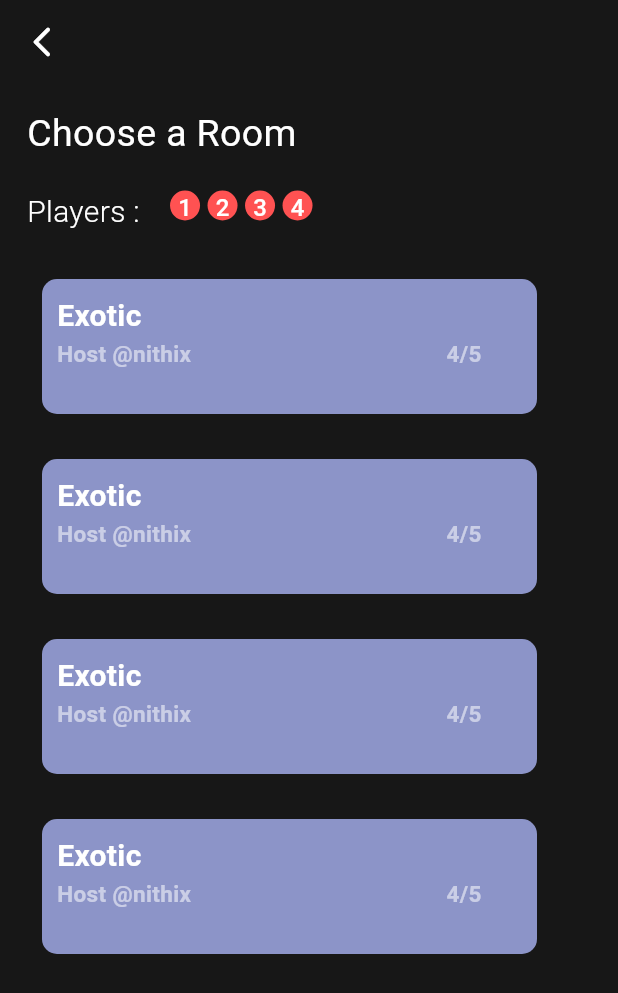
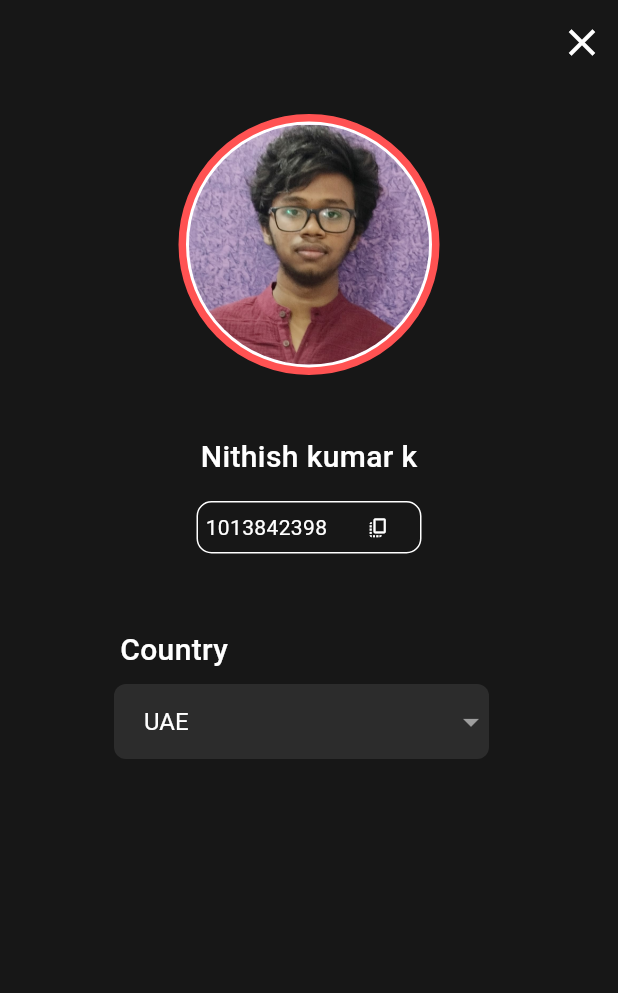
Before and after one commit to nithish25kumar/bingo-game-app, a Flutter app: the screen it shows after launch, on a phone screen of 412 x 824 dp. Shown: the top 993 px of the screen. Run offline on Flutter 3.47's test engine with Material 3 defaults, Android fonts, the light colour scheme and no system bars.

Commit message:
feat : Added Profile screen to view id,country,name

```diff
--- a/lib/main.dart
+++ b/lib/main.dart
@@ -3,6 +3,7 @@ import 'package:bingo/repositary/screens/gameSettings/customizeBoard.dart';
 import 'package:bingo/repositary/screens/joinroom/joinroom.dart';
 import 'package:bingo/repositary/screens/room/room.dart';
 import 'package:bingo/repositary/screens/splashpage/splashscreen.dart';
+import 'package:bingo/repositary/screens/userprofile/userprofile.dart';
 import 'package:flutter/material.dart';
 
 void main() {
@@ -20,7 +21,7 @@ class MyApp extends StatelessWidget {
       theme: ThemeData(
         colorScheme: ColorScheme.fromSeed(seedColor: Colors.deepPurple),
       ),
-      home: Chooseroom(),
+      home: Userprofile(),
     );
   }
 }
--- a/lib/repositary/screens/choose a room/chooseroom.dart
+++ b/lib/repositary/screens/choose a room/chooseroom.dart
@@ -1,3 +1,4 @@
+import 'package:bingo/repositary/screens/joinroom/joinroom.dart';
 import 'package:flutter/material.dart';
 
 class Chooseroom extends StatefulWidget {
@@ -15,7 +16,10 @@ class _ChooseroomState extends State<Chooseroom> {
       appBar: AppBar(
         backgroundColor: Color(0xFF171717),
         leading: IconButton(
-            onPressed: () {},
+            onPressed: () {
+              Navigator.pushReplacement(
+                  context, MaterialPageRoute(builder: (_) => Joinroom()));
+            },
             icon: Icon(
               Icons.arrow_back_ios_new_rounded,
               color: Colors.white,
--- a/lib/repositary/screens/joinroom/joinroom.dart
+++ b/lib/repositary/screens/joinroom/joinroom.dart
@@ -1,3 +1,4 @@
+import 'package:bingo/repositary/screens/choose%20a%20room/chooseroom.dart';
 import 'package:bingo/repositary/screens/widgets/uihelper.dart';
 import 'package:flutter/material.dart';
 
@@ -118,7 +119,12 @@ class _JoinroomState extends State<Joinroom> {
                           height: 50,
                           width: 180,
                           child: ElevatedButton(
-                              onPressed: () {},
+                              onPressed: () {
+                                Navigator.pushReplacement(
+                                    context,
+                                    MaterialPageRoute(
+                                        builder: (_) => Chooseroom()));
+                              },
                               style: ElevatedButton.styleFrom(
                                   backgroundColor: Colors.blue,
                                   foregroundColor: Colors.white,
--- /dev/null
+++ b/lib/repositary/screens/userprofile/userprofile.dart
@@ -0,0 +1,144 @@
+import 'package:flutter/material.dart';
+
+class Userprofile extends StatefulWidget {
+  const Userprofile({super.key});
+
+  @override
+  State<Userprofile> createState() => _UserprofileState();
+}
+
+class _UserprofileState extends State<Userprofile> {
+  String selectedCountry = 'UAE';
+  List<String> countries = ['UAE', 'India', 'USA', 'Germany', 'Japan'];
+
+  @override
+  Widget build(BuildContext context) {
+    return Scaffold(
+      backgroundColor: Color(0xFF171717),
+      appBar: AppBar(
+        backgroundColor: Color(0xFF171717),
+        actions: [
+          IconButton(
+              onPressed: () {},
+              icon: Icon(
+                Icons.close,
+                size: 30,
+                color: Colors.white,
+              ))
+        ],
+      ),
+      body: Center(
+        child: Column(
+          children: [
+            SizedBox(
+              height: 20,
+            ),
+            Container(
+              padding: EdgeInsets.all(2),
+              decoration: BoxDecoration(
+                  color: Colors.white, // Border color
+                  shape: BoxShape.circle,
+                  border: Border.all(color: Colors.redAccent, width: 5)),
+              child: CircleAvatar(
+                radius: 80,
+                backgroundImage: AssetImage("assets/images/nithish1.jpeg"),
+              ),
+            ),
+            SizedBox(
+              height: 40,
+            ),
+            Text(
+              "Nithish kumar k",
+              style: TextStyle(
+                fontWeight: FontWeight.w500,
+                fontSize: 20,
+                color: Colors.white,
+              ),
+            ),
+            SizedBox(
+              height: 10,
+            ),
+            Padding(
+              padding: const EdgeInsets.only(top: 5, left: 30, right: 30),
+              child: Container(
+                height: 35,
+                width: 150,
+                decoration: BoxDecoration(
+                    color: Color(0xFF171717),
+                    border: Border.all(color: Colors.white),
+                    borderRadius: BorderRadius.circular(10)),
+                child: Padding(
+                  padding: const EdgeInsets.only(left: 5),
+                  child: Row(
+                    children: [
+                      Text(
+                        "1013842398",
+                        style: TextStyle(color: Colors.white),
+                      ),
+                      SizedBox(
+                        width: 10,
+                      ),
+                      IconButton(
+                          onPressed: () {},
+                          icon: Icon(
+                            Icons.copy_all_rounded,
+                            color: Colors.white,
+                            size: 15,
+                          ))
+                    ],
+                  ),
+                ),
+              ),
+            ),
+            SizedBox(
+              height: 50,
+            ),
+            Padding(
+              padding: const EdgeInsets.only(right: 180),
+              child: Text(
+                "Country",
+                style: TextStyle(
+                    color: Colors.white,
+                    fontSize: 20,
+                    fontWeight: FontWeight.w500),
+              ),
+            ),
+            SizedBox(height: 8),
+            Padding(
+              padding: const EdgeInsets.only(right: 10),
+              child: Container(
+                height: 50,
+                width: 250,
+                padding: EdgeInsets.only(left: 20),
+                decoration: BoxDecoration(
+                  color: Color(0xFF2C2C2C),
+                  borderRadius: BorderRadius.circular(8),
+                ),
+                child: DropdownButtonHideUnderline(
+                  child: DropdownButton<String>(
+                    value: selectedCountry,
+                    dropdownColor: Color(0xFF2C2C2C),
+                    iconEnabledColor: Colors.white54,
+                    isExpanded: true,
+                    style: TextStyle(color: Colors.white, fontSize: 16),
+                    items: countries.map((String country) {
+                      return DropdownMenuItem<String>(
+                        value: country,
+                        child: Text(country),
+                      );
+                    }).toList(),
+                    onChanged: (String? newValue) {
+                      setState(() {
+                        selectedCountry = newValue!;
+                      });
+                    },
+                  ),
+                ),
+              ),
+            ),
+          ],
+        ),
+      ),
+    );
+  }
+}
```
